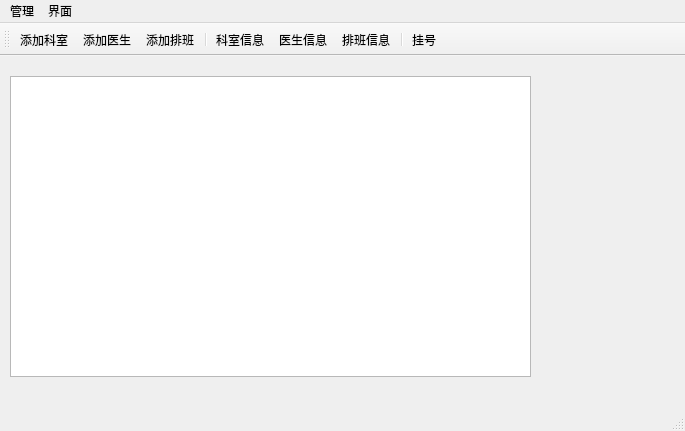
Qt form mainwindow.ui (QZero233/QTHospitalManager) before a commit.
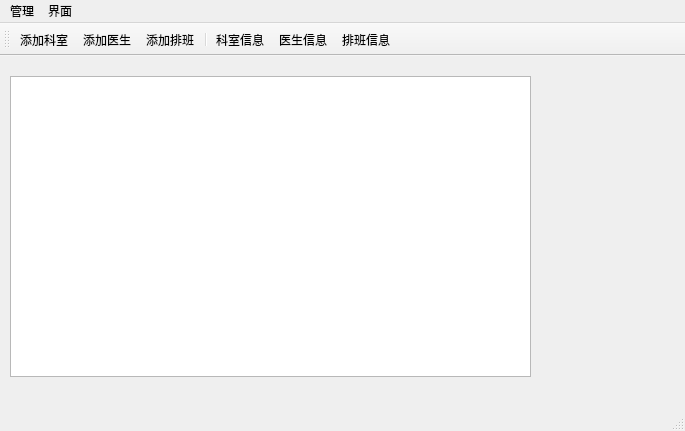
The same form after that commit. Icons and pictures are not drawn.

Patch:
```diff
--- a/mainwindow.ui
+++ b/mainwindow.ui
@@ -71,8 +71,6 @@
    <addaction name="actiondepartments"/>
    <addaction name="actiondoctors"/>
    <addaction name="actionduties"/>
-   <addaction name="separator"/>
-   <addaction name="actionRegistration"/>
   </widget>
   <action name="actionOpen">
    <property name="icon">
```
